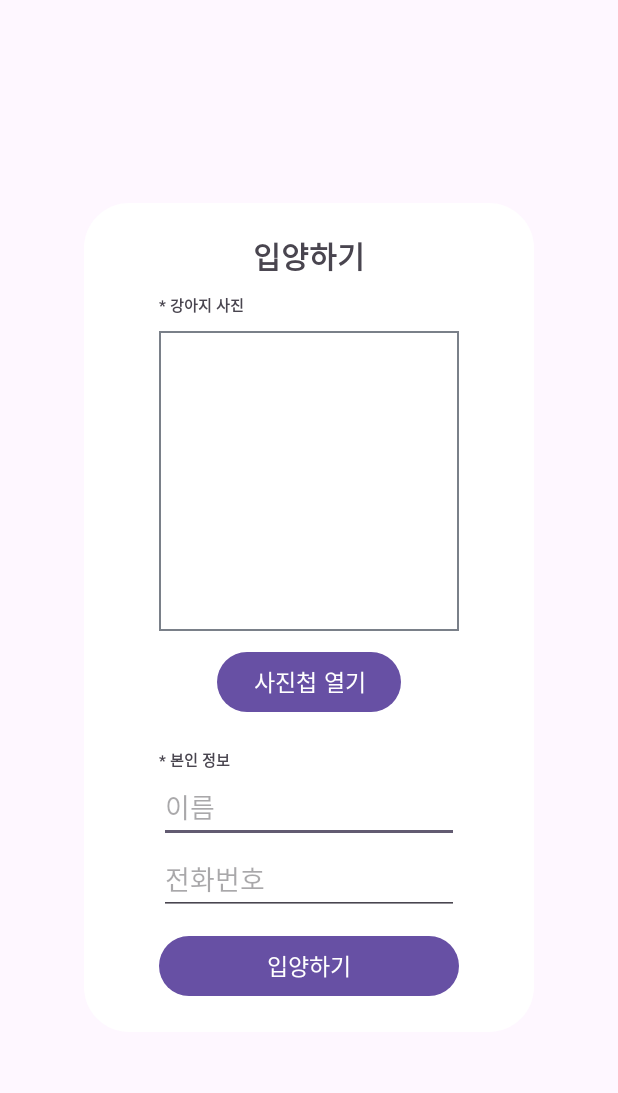
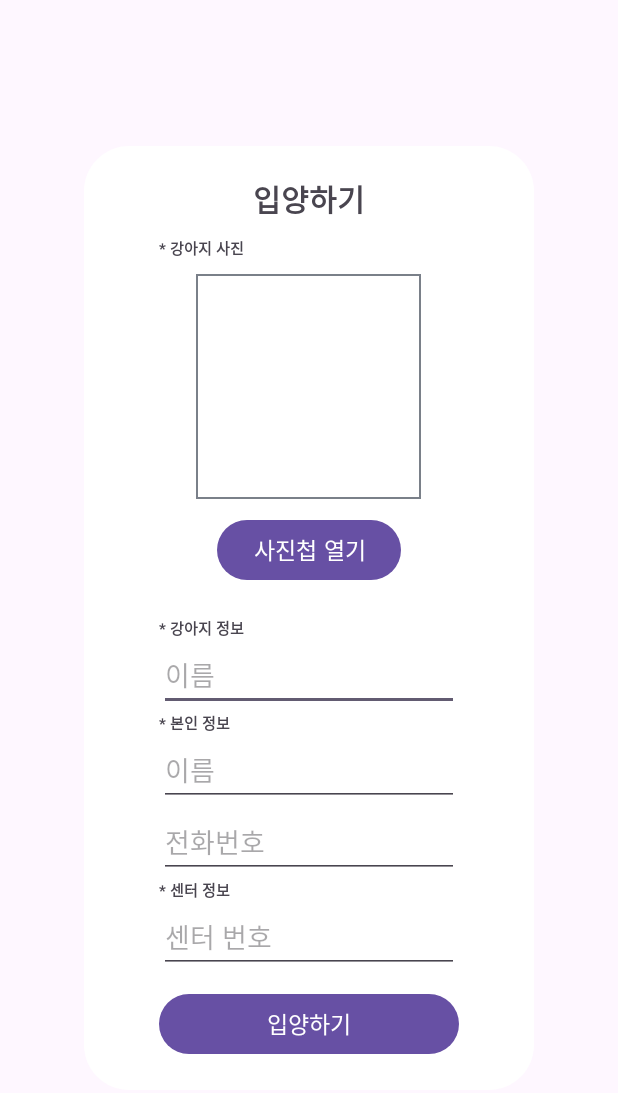
Before and after one commit to jooyoung9939/kjy_nsh, an Android app: the layout adopt_dialog.xml on its own in the app's theme, with its tools: preview values and no code run, on a phone screen of 412 x 824 dp. Shown: the top 1093 px of the screen. Run offline under Robolectric (Android 15) with nearby library versions, the phone set to English and light mode, and no system bars.

Commit message:
발표 전날 저녁. 갤러리뷰 업데이트까지 완료

```diff
--- a/app/src/main/java/com/example/madcamp_week1_tab1_try/FragmentB.kt
+++ b/app/src/main/java/com/example/madcamp_week1_tab1_try/FragmentB.kt
@@ -11,8 +11,6 @@ import android.view.View
 import android.view.ViewGroup
 import com.example.madcamp_week1_tab1_try.databinding.FragmentBBinding
 import androidx.lifecycle.ViewModelProvider
-
-
 
 class FragmentB : Fragment() {
 
@@ -28,7 +26,6 @@ class FragmentB : Fragment() {
         binding = FragmentBBinding.inflate(inflater, container, false)
         val rootView = binding.root
         binding.testBtn.setOnClickListener { navigateToTestFragment() }
-
         return rootView
     }
 
--- a/app/src/main/java/com/example/madcamp_week1_tab1_try/SharedViewModel.kt
+++ b/app/src/main/java/com/example/madcamp_week1_tab1_try/SharedViewModel.kt
@@ -4,7 +4,7 @@ import android.net.Uri
 import androidx.lifecycle.MutableLiveData
 import androidx.lifecycle.ViewModel
 
-data class ContactInfo(val name: String, val phoneNumber: String, val imageUri: Uri?)
+data class ContactInfo(val name: String, val phoneNumber: String, val imageUri: Uri?, val dogname: String, val centertag: String, var dogstate: String)
 
 class SharedViewModel : ViewModel() {
     private val _selectedImage = MutableLiveData<Uri?>()
@@ -17,8 +17,8 @@ class SharedViewModel : ViewModel() {
     fun setSelectedImage(imageUri: Uri?) {
         _selectedImage.value = imageUri
     }
-    fun setContactInfo(name: String, phoneNumber: String, imageUri: Uri?) {
-        val contactInfo = ContactInfo(name, phoneNumber, imageUri)
+    fun setContactInfo(name: String, phoneNumber: String, imageUri: Uri?, dogname: String, centertag: String, dogstate: String) {
+        val contactInfo = ContactInfo(name, phoneNumber, imageUri, dogname, centertag, dogstate)
         _contactInfo.value = contactInfo
     }
 }
--- a/app/src/main/res/layout/adopt_dialog.xml
+++ b/app/src/main/res/layout/adopt_dialog.xml
@@ -27,8 +27,8 @@
     <ImageView
         android:id="@+id/dogImage"
         android:background="@drawable/square_background_border_black"
-        android:layout_width="200dp"
-        android:layout_height="200dp"
+        android:layout_width="150dp"
+        android:layout_height="150dp"
         android:layout_marginVertical="10dp"/>
 
     <Button
@@ -38,6 +38,20 @@
         android:text="사진첩 열기"
         android:textSize="15sp"
         android:layout_marginBottom="20dp"/>
+
+    <TextView
+        android:layout_width="match_parent"
+        android:layout_height="wrap_content"
+        android:textSize="10dp"
+        android:textStyle="bold"
+        android:text="* 강아지 정보"/>
+
+    <EditText
+        android:id="@+id/name2"
+        android:layout_width="match_parent"
+        android:layout_height="wrap_content"
+        android:hint="이름"
+        android:inputType="text"/>
 
     <TextView
         android:layout_width="match_parent"
@@ -59,6 +73,19 @@
         android:layout_height="wrap_content"
         android:hint="전화번호"
         android:inputType="phone" />
+    <TextView
+        android:layout_width="match_parent"
+        android:layout_height="wrap_content"
+        android:textSize="10dp"
+        android:textStyle="bold"
+        android:text="* 센터 정보"/>
+
+    <EditText
+        android:id="@+id/centertag"
+        android:layout_width="match_parent"
+        android:layout_height="wrap_content"
+        android:hint="센터 번호"
+        android:inputType="text"/>
 
     <Button
         android:id="@+id/btn_adopt"
--- a/app/src/main/res/layout/fragment_c.xml
+++ b/app/src/main/res/layout/fragment_c.xml
@@ -36,7 +36,7 @@
             android:numColumns="3"
             />
         <ImageButton
-            android:id="@+id/galleryBtn"
+            android:id="@+id/sort_btn"
             android:src="@drawable/contact_user_add_user_new_user_icon_250756"
             android:layout_width="64dp"
             android:layout_height="64dp"
```
Also changed, not shown: app/src/main/java/com/example/madcamp_week1_tab1_try/CustomAdapter.kt (+0 -8 lines), app/src/main/java/com/example/madcamp_week1_tab1_try/FragmentC.kt (+110 -11 lines), app/src/main/java/com/example/madcamp_week1_tab1_try/FragmentD.kt (+0 -18 lines), app/src/main/java/com/example/madcamp_week1_tab1_try/ResultFragment.kt (+8 -1 lines), app/src/main/res/layout/dialog.xml (+35 -3 lines), app/src/main/res/layout/fragment_result_success.xml (+10 -2 lines).
